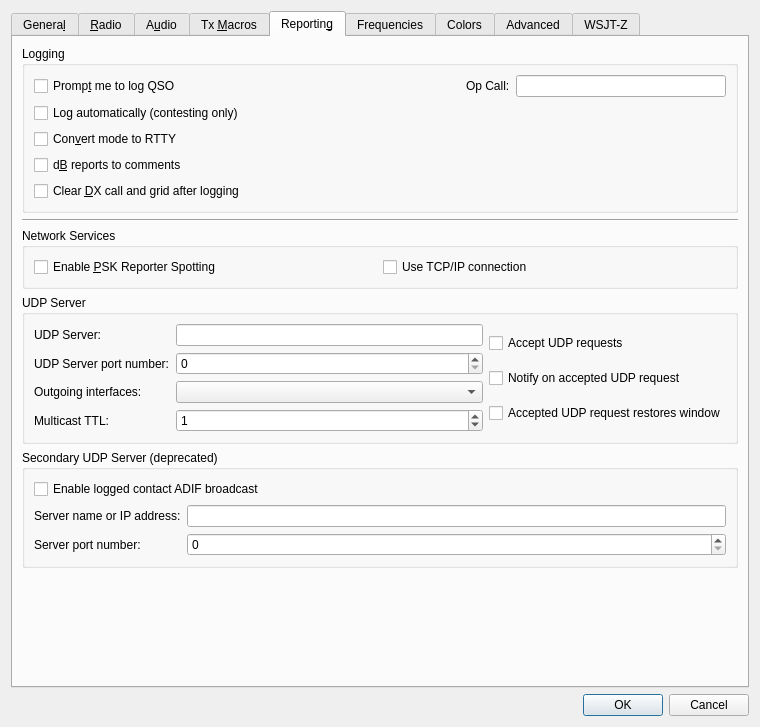
First picture: the form in Configuration.ui, repository uaro-radio/wsjt-z, before the edit.
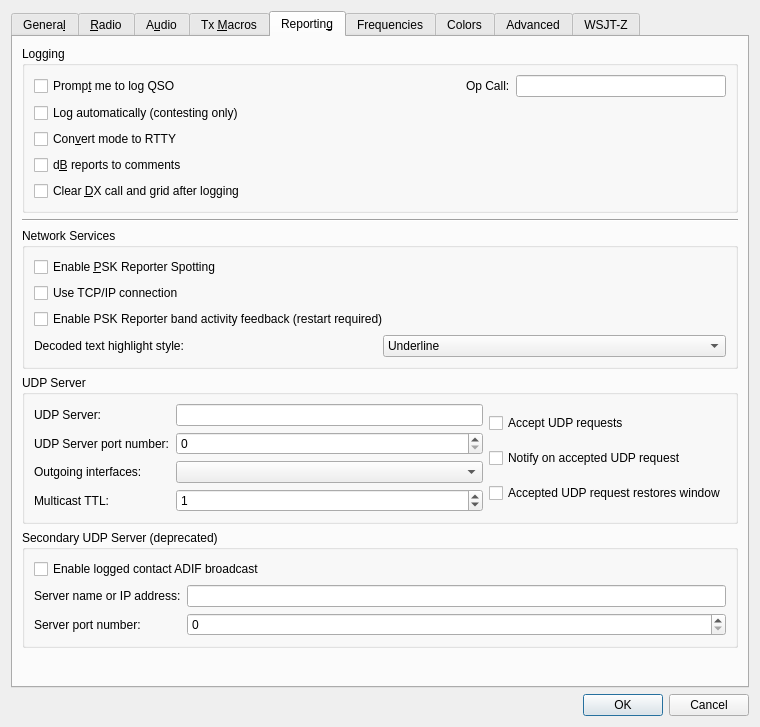
Second picture: the form after the edit. The open tabs and pages were chosen to show the change. Custom widgets are drawn as their Qt base class.

Commit message:
pskreporter-feedback
provides active feedback into the band display of pskreporter data

enhance-style

clean-settings-up

ray-patch

Diff of the .ui file:
```diff
--- a/Configuration.ui
+++ b/Configuration.ui
@@ -1970,7 +1970,7 @@
          <property name="title">
           <string>Network Services</string>
          </property>
-         <layout class="QHBoxLayout" name="horizontalLayout_22">
+         <layout class="QVBoxLayout" name="verticalLayout_network_services">
           <item>
            <widget class="QCheckBox" name="psk_reporter_check_box">
             <property name="toolTip">
@@ -1991,6 +1991,41 @@
             </property>
            </widget>
           </item>
+          <item>
+           <widget class="QCheckBox" name="psk_reporter_band_activity_check_box">
+            <property name="toolTip">
+             <string>&lt;html&gt;&lt;head/&gt;&lt;body&gt;&lt;p&gt;Enable PSK Reporter band activity feedback so data is passed automatically without opening the PSK Reporter window.&lt;/p&gt;&lt;p&gt;A restart is required after enabling this setting.&lt;/p&gt;&lt;/body&gt;&lt;/html&gt;</string>
+            </property>
+            <property name="text">
+             <string>Enable PSK Reporter band activity feedback (restart required)</string>
+            </property>
+           </widget>
+          </item>
+          <item>
+           <layout class="QHBoxLayout" name="horizontalLayout_decoded_text_highlight_style">
+            <item>
+             <widget class="QLabel" name="label_decoded_text_highlight_style">
+              <property name="text">
+               <string>Decoded text highlight style:</string>
+              </property>
+             </widget>
+            </item>
+            <item>
+             <widget class="QComboBox" name="decoded_text_highlight_style_combo_box">
+              <item>
+               <property name="text">
+                <string>Underline</string>
+               </property>
+              </item>
+              <item>
+               <property name="text">
+                <string>Bold</string>
+               </property>
+              </item>
+             </widget>
+            </item>
+           </layout>
+          </item>
          </layout>
         </widget>
        </item>
```
Left out of the diff: 42 changed lines with no effect on the pictures. The commit also changes 10 other files.
